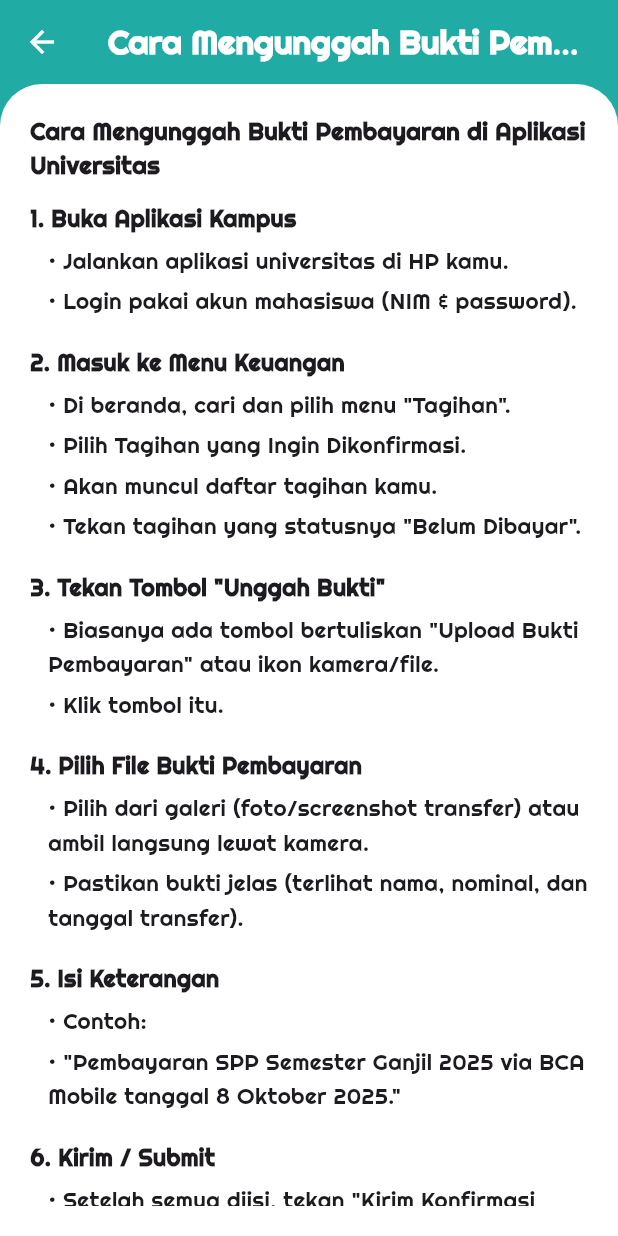
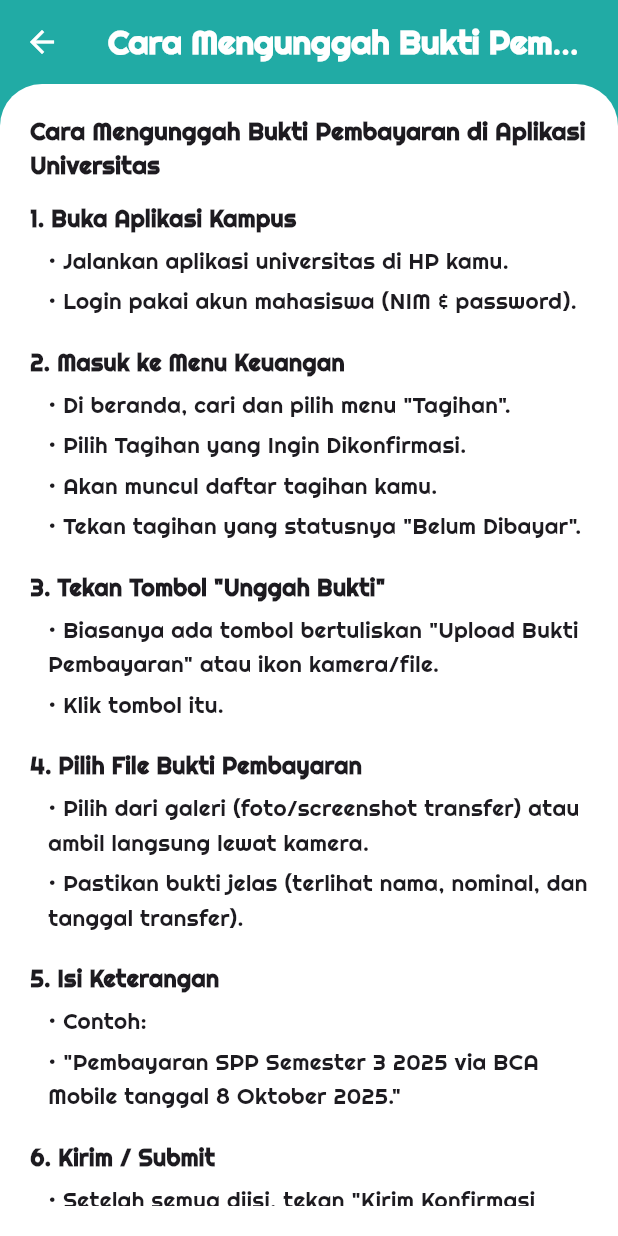
Before and after one commit to Khairul122/siakad, a Flutter app: the HelpUploadPage screen opened directly, on a phone screen of 412 x 824 dp. Run offline on Flutter 3.47's test engine with Material 3 defaults, Android fonts, the phone set to English and light mode, and no system bars; our stand-ins replace flutter_local_notifications, flutter_secure_storage, image_picker, timezone; accounts and stored records are empty.

Commit message:
feat: implement KHS visualization page and upload help guide page

```diff
--- a/lib/features/khs/presentation/pages/khs_page.dart
+++ b/lib/features/khs/presentation/pages/khs_page.dart
@@ -169,7 +169,7 @@ class _KhsView extends StatelessWidget {
                 const SizedBox(height: 12),
                 _infoRow('Tahun Akademik', controller.tahunAkademik),
                 const SizedBox(height: 6),
-                _infoRow('Semester', controller.semester),
+                _infoRow('Semester', controller.semester == '-' ? '-' : 'Semester ${controller.semester}'),
                 const SizedBox(height: 6),
                 _infoRow('Jumlah MK', '${nilaiList.length} Mata Kuliah'),
                 const SizedBox(height: 6),
--- a/lib/features/tagihan/presentation/pages/help_upload_page.dart
+++ b/lib/features/tagihan/presentation/pages/help_upload_page.dart
@@ -62,7 +62,7 @@ class HelpUploadPage extends StatelessWidget {
               ]),
               _buildStep(5, 'Isi Keterangan', [
                 'Contoh:',
-                '"Pembayaran SPP Semester Ganjil 2025 via BCA Mobile tanggal 8 Oktober 2025."',
+                '"Pembayaran SPP Semester 3 2025 via BCA Mobile tanggal 8 Oktober 2025."',
               ]),
               _buildStep(6, 'Kirim / Submit', [
                 'Setelah semua diisi, tekan "Kirim Konfirmasi Pembayaran".',
```
